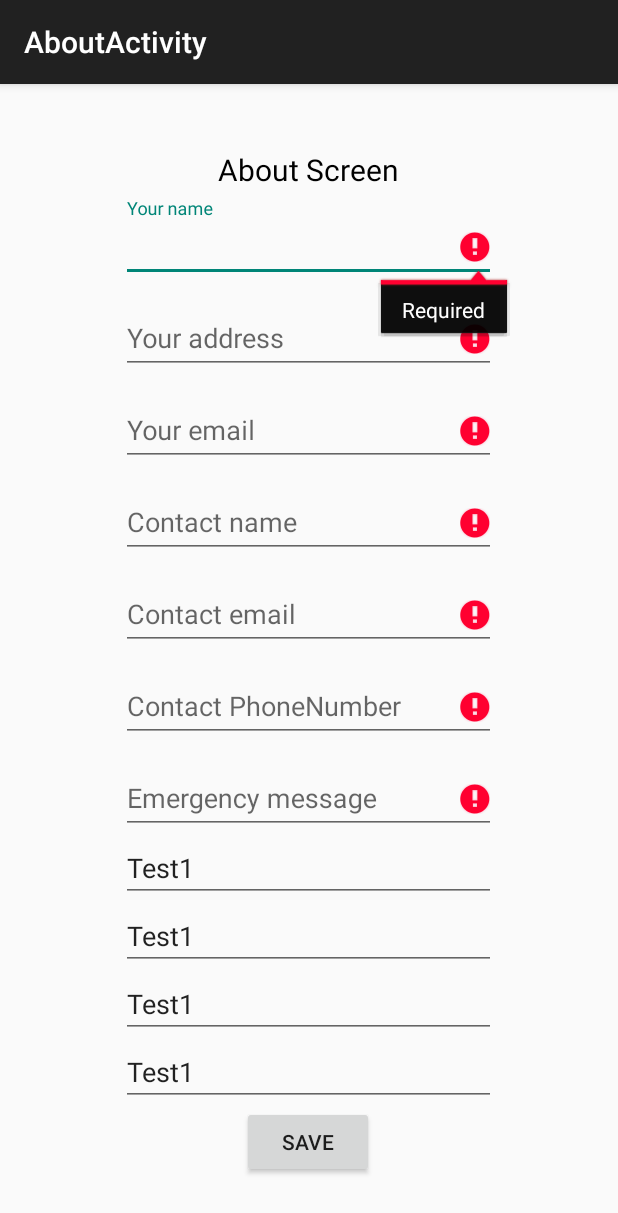
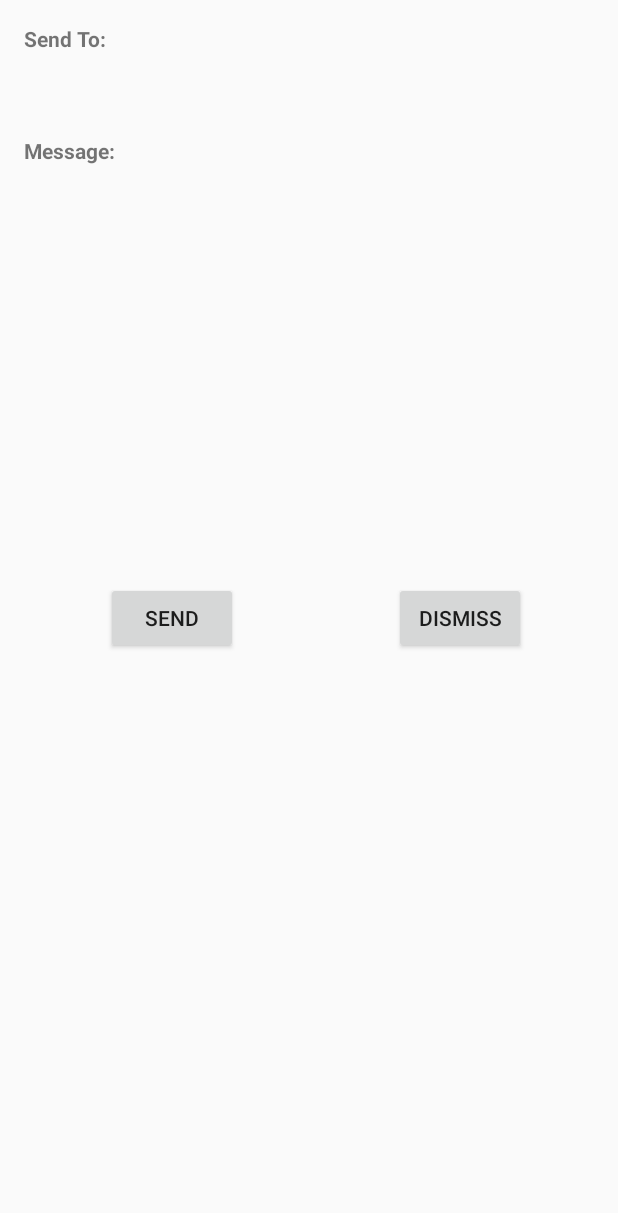
Before and after one commit to FlavyP/HomeMonitoringApp, an Android app: the screen it shows after launch (AboutActivity before the commit, FlameActivity after it), on a phone screen of 412 x 824 dp. Shown: the top 1213 px of the screen. Run offline under Robolectric (Android 15) with nearby library versions, the phone set to English and light mode, and no system bars; 1 statement that could not run was skipped.

Commit message:
added flame

```diff
--- a/HomeMonitoringApp/app/src/main/AndroidManifest.xml
+++ b/HomeMonitoringApp/app/src/main/AndroidManifest.xml
@@ -22,16 +22,18 @@
         <activity
             android:name=".AboutActivity"
             android:label="@string/title_activity_about" >
+
+        </activity>
+
+        <activity
+            android:name=".FlameActivity"
+            android:label="@string/title_activity_flame" >
             <intent-filter>
                 <action android:name="android.intent.action.MAIN" />
 
                 <category android:name="android.intent.category.LAUNCHER" />
             </intent-filter>
         </activity>
-        <activity
-            android:name=".SMSActivity"
-            android:label="@string/title_activity_sms" >
-        </activity>
     </application>
 
 </manifest>
--- /dev/null
+++ b/HomeMonitoringApp/app/src/main/java/thirdsem/flavy/homemonitoringapp/FlameActivity.java
@@ -0,0 +1,83 @@
+package thirdsem.flavy.homemonitoringapp;
+
+import android.preference.PreferenceManager;
+import android.support.v7.app.AppCompatActivity;
+import android.os.Bundle;
+import android.telephony.SmsManager;
+import android.view.Menu;
+import android.view.MenuItem;
+import android.view.View;
+import android.widget.Button;
+import android.widget.EditText;
+import android.widget.TextView;
+import android.widget.Toast;
+
+public class FlameActivity extends AppCompatActivity {
+
+    private Button send;
+    private EditText num;
+    private String numb;
+    private String msg;
+    private TextView sendto;
+    private TextView txtmsg;
+
+    @Override
+    protected void onCreate(Bundle savedInstanceState) {
+        super.onCreate(savedInstanceState);
+        setContentView(R.layout.activity_flame);
+
+        num = (EditText) findViewById(R.id.editText);
+
+        numb = PreferenceManager.getDefaultSharedPreferences(this).getString("cPhoneNumber", "");
+        msg = PreferenceManager.getDefaultSharedPreferences(this).getString("message", "");
+
+        sendto = (TextView) findViewById(R.id.txtSendTo);
+        txtmsg = (TextView) findViewById(R.id.txtmsg);
+
+        sendto.setText(numb);
+        txtmsg.setText(msg);
+
+
+
+        send = (Button) findViewById(R.id.btnS);
+        send.setOnClickListener(new View.OnClickListener() {
+            @Override
+            public void onClick(View v)
+            {
+                sendSms(numb, msg);
+                Toast.makeText(FlameActivity.this, "Send to " + numb, Toast.LENGTH_SHORT).show();
+            }
+        });
+    }
+
+    private void sendSms(String phNumber, String message)
+    {
+        SmsManager sms = SmsManager.getDefault();
+        sms.sendTextMessage(phNumber,null, message, null, null);
+        Toast.makeText(this, "Message send", Toast.LENGTH_LONG).show();
+    }
+
+    @Override
+    public boolean onCreateOptionsMenu(Menu menu) {
+        // Inflate the menu; this adds items to the action bar if it is present.
+        getMenuInflater().inflate(R.menu.menu_flame, menu);
+        return true;
+
+
+    }
+
+    @Override
+    public boolean onOptionsItemSelected(MenuItem item) {
+        // Handle action bar item clicks here. The action bar will
+        // automatically handle clicks on the Home/Up button, so long
+        // as you specify a parent activity in AndroidManifest.xml.
+        int id = item.getItemId();
+
+        //noinspection SimplifiableIfStatement
+        if (id == R.id.action_settings) {
+            return true;
+        }
+
+        return super.onOptionsItemSelected(item);
+    }
+}
--- /dev/null
+++ b/HomeMonitoringApp/app/src/main/res/layout/activity_flame.xml
@@ -0,0 +1,68 @@
+<RelativeLayout xmlns:android="http://schemas.android.com/apk/res/android"
+    xmlns:tools="http://schemas.android.com/tools" android:layout_width="match_parent"
+    android:layout_height="match_parent" android:paddingLeft="@dimen/activity_horizontal_margin"
+    android:paddingRight="@dimen/activity_horizontal_margin"
+    android:paddingTop="@dimen/activity_vertical_margin"
+    android:paddingBottom="@dimen/activity_vertical_margin"
+    tools:context="thirdsem.flavy.homemonitoringapp.FlameActivity">
+
+    <Button
+        android:layout_width="wrap_content"
+        android:layout_height="wrap_content"
+        android:text="SEND"
+        android:id="@+id/btnS"
+        android:layout_centerVertical="true"
+        android:layout_toRightOf="@+id/textView4"
+        android:layout_toEndOf="@+id/textView4" />
+
+    <Button
+        android:layout_width="wrap_content"
+        android:layout_height="wrap_content"
+        android:text="DISMISS"
+        android:id="@+id/btnDismiss"
+        android:layout_marginRight="45dp"
+        android:layout_marginEnd="45dp"
+        android:layout_alignTop="@+id/btnS"
+        android:layout_alignParentRight="true"
+        android:layout_alignParentEnd="true" />
+
+    <TextView
+        android:layout_width="wrap_content"
+        android:layout_height="wrap_content"
+        android:text=""
+        android:id="@+id/txtSendTo"
+        android:layout_below="@+id/textView4"
+        android:layout_alignParentLeft="true"
+        android:layout_alignParentStart="true" />
+
+    <TextView
+        android:layout_width="wrap_content"
+        android:layout_height="wrap_content"
+        android:text=""
+        android:id="@+id/txtmsg"
+        android:layout_below="@+id/textView5"
+        android:layout_alignParentLeft="true"
+        android:layout_alignParentStart="true" />
+
+    <TextView
+        android:layout_width="wrap_content"
+        android:layout_height="wrap_content"
+        android:text="Send To:"
+        android:id="@+id/textView4"
+        android:layout_alignParentTop="true"
+        android:layout_alignParentLeft="true"
+        android:layout_alignParentStart="true"
+        android:textStyle="bold"/>
+
+    <TextView
+        android:layout_width="wrap_content"
+        android:layout_height="wrap_content"
+        android:text="Message:"
+        android:id="@+id/textView5"
+        android:layout_marginTop="36dp"
+        android:textStyle="bold"
+        android:layout_below="@+id/txtSendTo"
+        android:layout_alignParentLeft="true"
+        android:layout_alignParentStart="true" />
+
+</RelativeLayout>
--- /dev/null
+++ b/HomeMonitoringApp/app/src/main/res/menu/menu_flame.xml
@@ -0,0 +1,7 @@
+<menu xmlns:android="http://schemas.android.com/apk/res/android"
+    xmlns:app="http://schemas.android.com/apk/res-auto"
+    xmlns:tools="http://schemas.android.com/tools"
+    tools:context="thirdsem.flavy.homemonitoringapp.FlameActivity">
+    <item android:id="@+id/action_settings" android:title="@string/action_settings"
+        android:orderInCategory="100" app:showAsAction="never" />
+</menu>
--- /dev/null
+++ b/HomeMonitoringApp/app/src/main/res/menu/menu_send_sms.xml
@@ -0,0 +1,7 @@
+<menu xmlns:android="http://schemas.android.com/apk/res/android"
+    xmlns:app="http://schemas.android.com/apk/res-auto"
+    xmlns:tools="http://schemas.android.com/tools"
+    tools:context="thirdsem.flavy.homemonitoringapp.SendSmsActivity">
+    <item android:id="@+id/action_settings" android:title="@string/action_settings"
+        android:orderInCategory="100" app:showAsAction="never" />
+</menu>
--- a/HomeMonitoringApp/app/src/main/res/values/strings.xml
+++ b/HomeMonitoringApp/app/src/main/res/values/strings.xml
@@ -6,4 +6,6 @@
     <string name="title_activity_bluetooth">BluetoothActivity</string>
     <string name="title_activity_about">AboutActivity</string>
     <string name="title_activity_sms">SMSActivity</string>
+    <string name="title_activity_send_sms">SendSms</string>
+    <string name="title_activity_flame">FlameActivity</string>
 </resources>
--- a/HomeMonitoringApp/app/src/main/res/values/styles.xml
+++ b/HomeMonitoringApp/app/src/main/res/values/styles.xml
@@ -1,7 +1,7 @@
 <resources>
 
     <!-- Base application theme. -->
-    <style name="AppTheme" parent="Theme.AppCompat.Light.DarkActionBar">
+    <style name="AppTheme" parent="Theme.AppCompat.Light.NoActionBar">
         <!-- Customize your theme here. -->
     </style>
 
```
